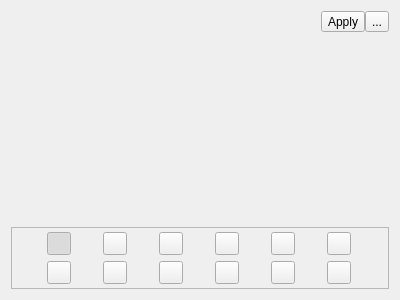
sergsave/MagicCubiano, file src/View/PresetEditingWidget.ui: the form before one commit.
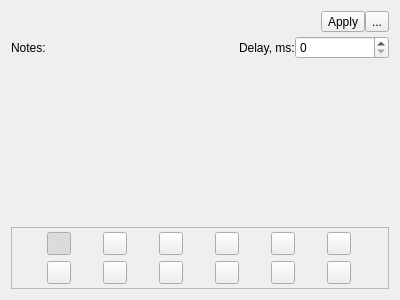
The form after the commit.

What changed in the file:
```diff
--- a/src/View/PresetEditingWidget.ui
+++ b/src/View/PresetEditingWidget.ui
@@ -13,7 +13,7 @@
   <property name="windowTitle">
    <string>Dialog</string>
   </property>
-  <layout class="QVBoxLayout" name="verticalLayout" stretch="0,1,0">
+  <layout class="QVBoxLayout" name="verticalLayout" stretch="0,0,1,0">
    <property name="spacing">
     <number>0</number>
    </property>
@@ -42,6 +42,58 @@
      </item>
     </layout>
    </item>
+   <item>
+    <widget class="QFrame" name="additionsFrame">
+     <layout class="QHBoxLayout" name="horizontalLayout_2">
+      <property name="spacing">
+       <number>0</number>
+      </property>
+      <property name="leftMargin">
+       <number>0</number>
+      </property>
+      <property name="topMargin">
+       <number>4</number>
+      </property>
+      <property name="rightMargin">
+       <number>0</number>
+      </property>
+      <property name="bottomMargin">
+       <number>0</number>
+      </property>
+      <item>
+       <widget class="QLabel" name="notesLabel">
+        <property name="text">
+         <string>Notes:</string>
+        </property>
+       </widget>
+      </item>
+      <item alignment="Qt::AlignLeft">
+       <widget class="QLabel" name="notesValueLabel">
+        <property name="text">
+         <string/>
+        </property>
+       </widget>
+      </item>
+      <item alignment="Qt::AlignRight">
+       <widget class="QLabel" name="delayLabel">
+        <property name="text">
+         <string>Delay, ms:</string>
+        </property>
+       </widget>
+      </item>
+      <item>
+       <widget class="QSpinBox" name="delaySpinBox">
+        <property name="maximum">
+         <number>1000</number>
+        </property>
+        <property name="singleStep">
+         <number>100</number>
+        </property>
+       </widget>
+      </item>
+     </layout>
+    </widget>
+   </item>
    <item>
     <widget class="QFrame" name="editorFrame"/>
    </item>
```
